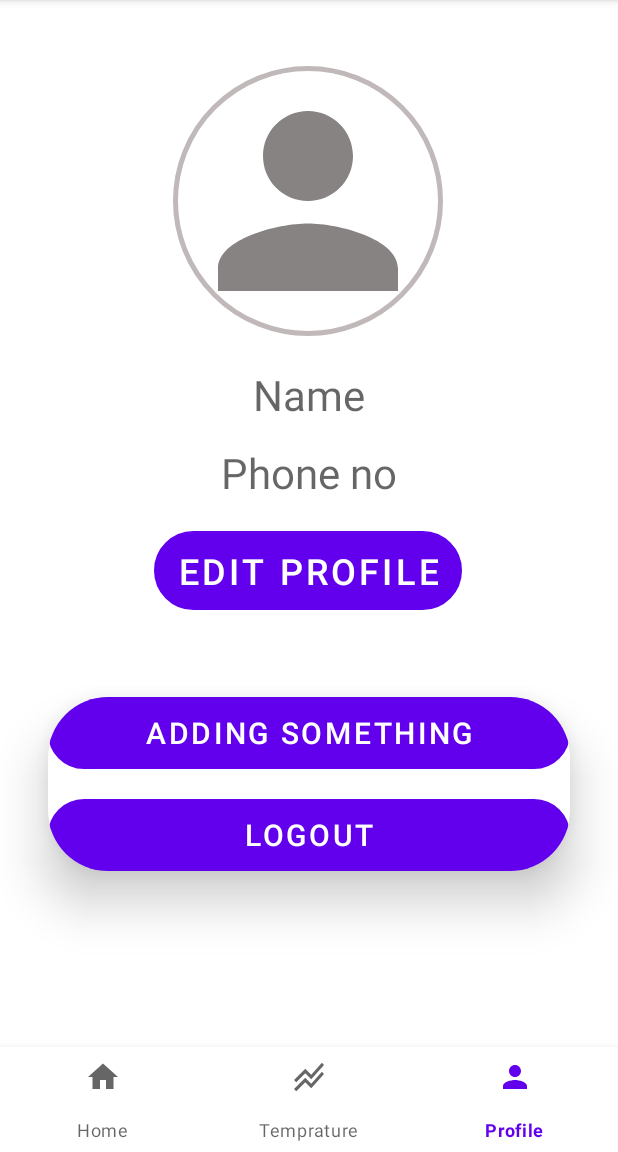
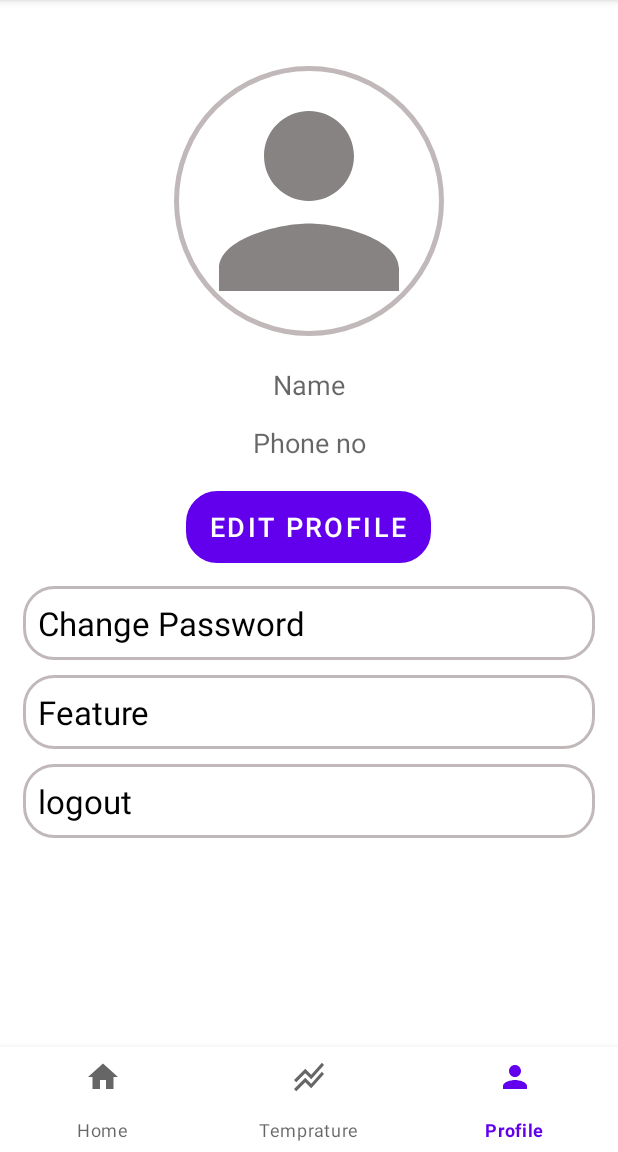
Before and after one commit to hiabhi-cpu/AKP-Foundries, an Android app: the ProfileInfoFragment screen opened directly, with no data from a screen before it, on a phone screen of 412 x 824 dp, the part 84-1236 px from its top. Run offline under Robolectric (Android 15) with nearby library versions, the phone set to English and light mode, and no system bars; our stand-ins replace Firebase (no records; nobody signed in at launch, a user with empty details on screens opened directly); libraries missing offline, so code that uses them is left out: com.theartofdev.edmodo; pictures from the network do not load.

Commit message:
finished initial project

```diff
--- a/app/src/main/java/com/example/akpfoundaries/ChartActivity.java
+++ b/app/src/main/java/com/example/akpfoundaries/ChartActivity.java
@@ -3,10 +3,8 @@ package com.example.akpfoundaries;
 import androidx.annotation.NonNull;
 import androidx.appcompat.app.AlertDialog;
 import androidx.appcompat.app.AppCompatActivity;
-
 import android.content.Intent;
 import android.content.SharedPreferences;
-import android.content.om.FabricatedOverlay;
 import android.graphics.Bitmap;
 import android.graphics.Color;
 import android.os.Bundle;
@@ -15,13 +13,10 @@ import android.view.Menu;
 import android.view.MenuItem;
 import android.view.View;
 import android.widget.Button;
-import android.widget.ImageButton;
 import android.widget.ImageView;
 import android.widget.Toast;
-
 import com.github.mikephil.charting.animation.Easing;
 import com.github.mikephil.charting.charts.LineChart;
-import com.github.mikephil.charting.components.Description;
 import com.github.mikephil.charting.components.LimitLine;
 import com.github.mikephil.charting.components.XAxis;
 import com.github.mikephil.charting.components.YAxis;
--- a/app/src/main/java/com/example/akpfoundaries/LoginActivity.java
+++ b/app/src/main/java/com/example/akpfoundaries/LoginActivity.java
@@ -137,10 +137,9 @@ public class LoginActivity extends AppCompatActivity {
             }
             @Override
             public void onCancelled(@NonNull DatabaseError error) {
-
+                Toast.makeText(LoginActivity.this, "Unable to login", Toast.LENGTH_SHORT).show();
             }
         });
-
     }
     public void dismiss(){
         new Handler().postDelayed(new Runnable() {
--- a/app/src/main/java/com/example/akpfoundaries/ProfileEditFragment.java
+++ b/app/src/main/java/com/example/akpfoundaries/ProfileEditFragment.java
@@ -31,8 +31,8 @@ public class ProfileEditFragment extends Fragment {
     ImageView profileImageView;
     ProgressBar progressBar;
     EditText profileNameEditText;
-    Button saveBtn;
-    Button cancelBtn;
+    TextView saveBtn;
+    TextView cancelBtn;
 
 
     public ProfileEditFragment() {
@@ -64,7 +64,6 @@ public class ProfileEditFragment extends Fragment {
                 if(!activity.getSupportFragmentManager().popBackStackImmediate("BACK_STACK",0)){
                     Toast.makeText(activity, "Fragment created", Toast.LENGTH_SHORT).show();
                     activity.getSupportFragmentManager().beginTransaction()
-                            .addToBackStack("BACK_STACK")
                             .setReorderingAllowed(true)
                             .replace(R.id.fragment_container,ProfileInfoFragment.class,null).commit();
                 }
--- a/app/src/main/res/drawable/button_background.xml
+++ b/app/src/main/res/drawable/button_background.xml
@@ -3,7 +3,7 @@
     android:shape="rectangle">
     <stroke
         android:width="2dp"
-        android:color="@color/white"/>
+        android:color="#C1B9B9"/>
     <corners
-        android:radius="100dp"/>
+        android:radius="20dp"/>
 </shape>
--- a/app/src/main/res/layout/activity_home.xml
+++ b/app/src/main/res/layout/activity_home.xml
@@ -5,7 +5,6 @@
     android:layout_width="match_parent"
     android:layout_height="match_parent"
     tools:context=".HomeActivity">
-
 
     <ScrollView
         android:layout_width="match_parent"
--- a/app/src/main/res/layout/fragment_profile_info.xml
+++ b/app/src/main/res/layout/fragment_profile_info.xml
@@ -1,9 +1,10 @@
 <?xml version="1.0" encoding="utf-8"?>
-<androidx.constraintlayout.widget.ConstraintLayout xmlns:android="http://schemas.android.com/apk/res/android"
+<LinearLayout xmlns:android="http://schemas.android.com/apk/res/android"
     xmlns:app="http://schemas.android.com/apk/res-auto"
     xmlns:tools="http://schemas.android.com/tools"
     android:layout_width="match_parent"
     android:layout_height="match_parent"
+    android:orientation="vertical"
     tools:context=".ProfileInfoFragment">
 
     <ImageView
@@ -11,12 +12,9 @@
         android:layout_width="180dp"
         android:layout_height="180dp"
         android:layout_marginTop="44dp"
+        android:layout_gravity="center"
         android:background="@drawable/background_shape"
-        android:src="@drawable/profile_person_icon"
-        app:layout_constraintEnd_toEndOf="parent"
-        app:layout_constraintHorizontal_bias="0.497"
-        app:layout_constraintStart_toStartOf="parent"
-        app:layout_constraintTop_toTopOf="parent" />
+        android:src="@drawable/profile_person_icon" />
 
     <TextView
         android:id="@+id/profile_name_textview"
@@ -25,12 +23,9 @@
         android:layout_marginTop="20dp"
         android:gravity="center"
         android:hint="Name"
-        android:textSize="28sp"
-        android:textStyle="normal"
-        app:layout_constraintEnd_toEndOf="parent"
-        app:layout_constraintHorizontal_bias="0.0"
-        app:layout_constraintStart_toStartOf="parent"
-        app:layout_constraintTop_toBottomOf="@+id/profile_imageview" />
+        android:textColor="@color/black"
+        android:textSize="18sp"
+        android:textStyle="normal" />
 
     <TextView
         android:id="@+id/profile_phone_textview"
@@ -39,64 +34,70 @@
         android:layout_marginTop="14dp"
         android:gravity="center"
         android:hint="Phone no"
-        android:textSize="28sp"
-        app:layout_constraintEnd_toEndOf="parent"
-        app:layout_constraintHorizontal_bias="0.5"
-        app:layout_constraintStart_toStartOf="parent"
-        app:layout_constraintTop_toBottomOf="@+id/profile_name_textview" />
+        android:textColor="@color/black"
+        android:textSize="18sp" />
 
     <Button
         android:id="@+id/edit_profile_button"
         android:layout_width="wrap_content"
         android:layout_height="wrap_content"
         android:layout_marginTop="20dp"
+        android:layout_gravity="center"
         android:background="@drawable/button_background"
         android:text="Edit Profile"
-        android:textSize="24sp"
-        app:layout_constraintEnd_toEndOf="parent"
-        app:layout_constraintHorizontal_bias="0.497"
-        app:layout_constraintStart_toStartOf="parent"
-        app:layout_constraintTop_toBottomOf="@+id/profile_phone_textview" />
-
-    <androidx.cardview.widget.CardView
-        android:layout_width="match_parent"
-        android:layout_height="wrap_content"
-        android:layout_marginTop="16dp"
-        app:cardBackgroundColor="@color/white"
-        app:cardCornerRadius="40dp"
-        app:cardElevation="20dp"
-        app:cardMaxElevation="12dp"
-        app:cardPreventCornerOverlap="true"
-        app:cardUseCompatPadding="true"
-        app:layout_constraintEnd_toEndOf="parent"
-        app:layout_constraintHorizontal_bias="0.0"
-        app:layout_constraintStart_toStartOf="parent"
-        app:layout_constraintTop_toBottomOf="@+id/edit_profile_button" >
+        android:textSize="18sp" />
 
         <LinearLayout
             android:layout_width="match_parent"
-            android:layout_height="match_parent"
+            android:layout_height="300dp"
+            android:layout_margin="15dp"
             android:orientation="vertical"
             >
-            <Button
+            <TextView
+                android:id="@+id/change_password_button"
                 android:layout_width="match_parent"
                 android:layout_height="wrap_content"
-                android:text="adding something"
-                android:textSize="20sp"
-                android:background="@drawable/button_background"
+                android:text="Change Password"
+                android:textSize="22sp"
+                android:padding="10dp"
+                android:clickable="true"
+                android:textColor="@color/black"
+                android:focusable="true"
+                android:background="?android:attr/selectableItemBackground"
+                android:gravity="left"
+                android:foreground="@drawable/button_background"
                 />
-
-            <Button
+            <TextView
+                android:id="@+id/still_thinking"
+                android:layout_width="match_parent"
+                android:layout_height="wrap_content"
+                android:textSize="22sp"
+                android:gravity="left"
+                android:padding="10dp"
+                android:layout_marginTop="10dp"
+                android:text="Feature"
+                android:textColor="@color/black"
+                android:clickable="true"
+                android:focusable="true"
+                android:background="?android:attr/selectableItemBackground"
+                android:foreground="@drawable/button_background"
+                />
+            <TextView
                 android:id="@+id/logout_button"
                 android:layout_width="match_parent"
                 android:layout_height="wrap_content"
-                android:textSize="20sp"
-                android:layout_marginTop="20dp"
+                android:textSize="22sp"
+                android:gravity="left"
+                android:padding="10dp"
+                android:layout_marginTop="10dp"
                 android:text="logout"
-                android:background="@drawable/button_background"
+                android:textColor="@color/black"
+                android:clickable="true"
+                android:focusable="true"
+                android:background="?android:attr/selectableItemBackground"
+                android:foreground="@drawable/button_background"
                 />
         </LinearLayout>
-    </androidx.cardview.widget.CardView>
 
 
-</androidx.constraintlayout.widget.ConstraintLayout>
+</LinearLayout>
```
Also changed, not shown: app/src/main/java/com/example/akpfoundaries/ProfileInfoFragment.java (+51 -1 lines), app/src/main/res/layout/change_password_layout.xml (added, +36 -0 lines), app/src/main/res/layout/fragment_profile_edit.xml (+58 -45 lines).
